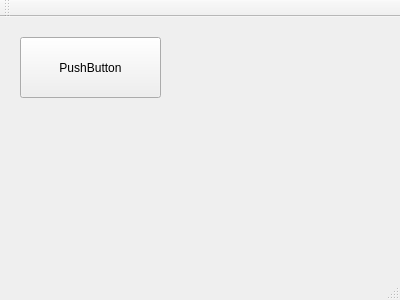
First picture: the form in mainwindow.ui, repository oleksandrmelnychenko/noltapp, before the edit.
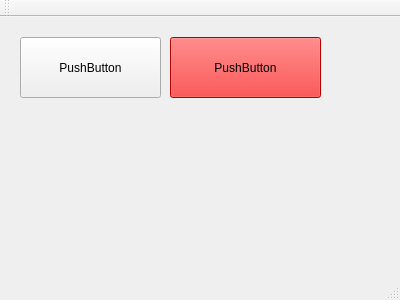
Second picture: the form after the edit.

Commit message: added second super pushbutton with red amazing border and change it's location

Diff of the .ui file:
```diff
--- a/mainwindow.ui
+++ b/mainwindow.ui
@@ -27,6 +27,25 @@
      <string>PushButton</string>
     </property>
    </widget>
+   <widget class="QPushButton" name="pushButton_2">
+    <property name="geometry">
+     <rect>
+      <x>170</x>
+      <y>20</y>
+      <width>151</width>
+      <height>61</height>
+     </rect>
+    </property>
+    <property name="autoFillBackground">
+     <bool>true</bool>
+    </property>
+    <property name="styleSheet">
+     <string notr="true">background-color :  red; </string>
+    </property>
+    <property name="text">
+     <string>PushButton</string>
+    </property>
+   </widget>
   </widget>
   <widget class="QMenuBar" name="menuBar">
    <property name="geometry">
```
The commit also changes 1 other file.
